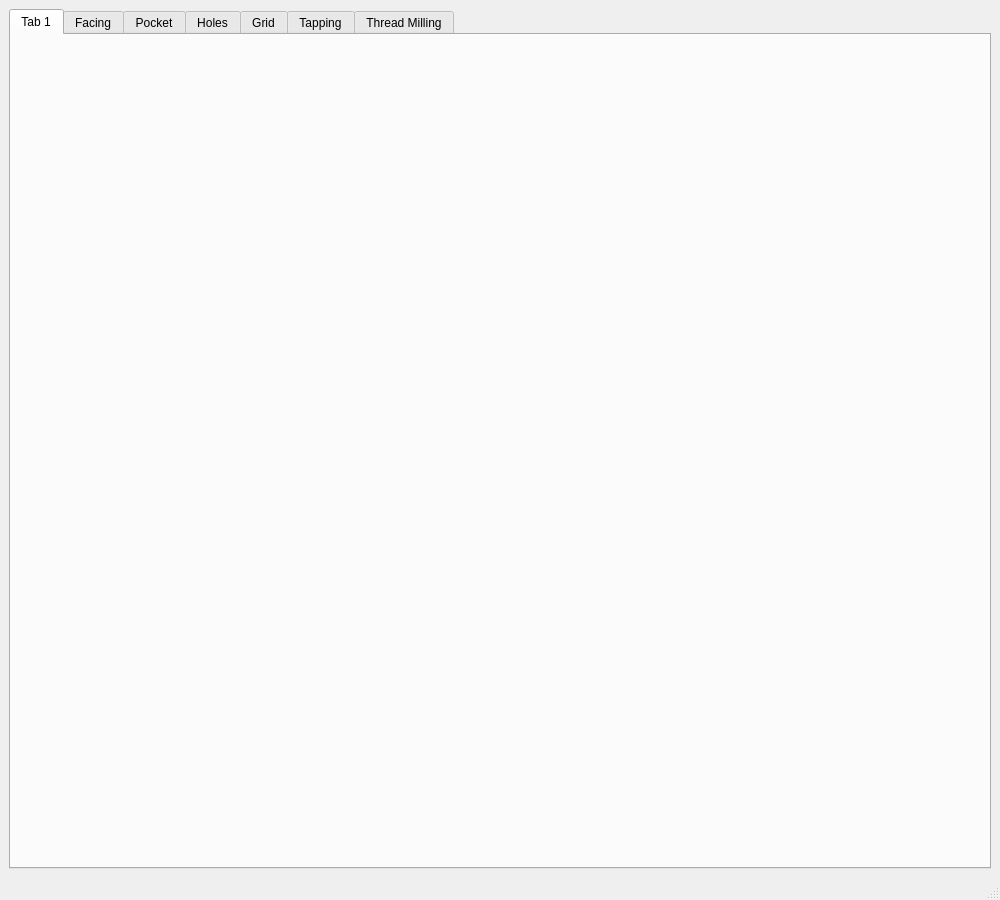
This is gcode/src/gcode.ui in jethornton/gcode as Qt 5 draws it before an edit. The edited form follows.
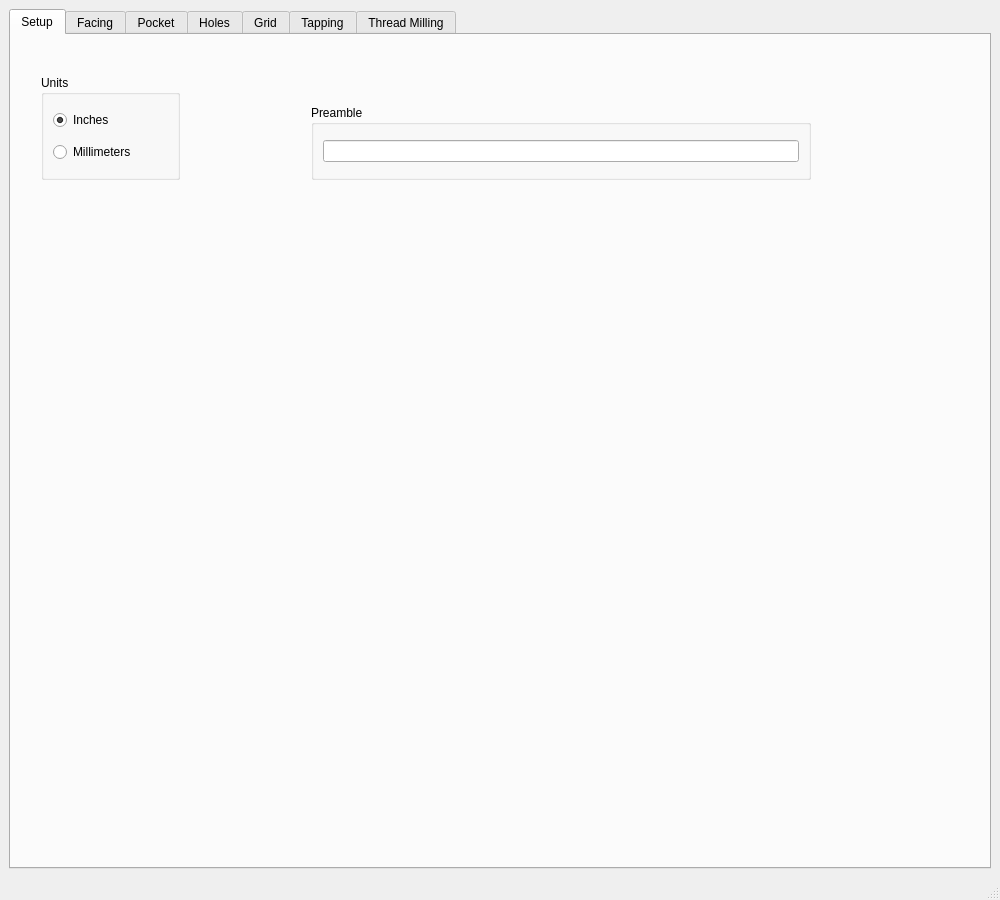
This is the edited form.

Diff of the .ui file:
```diff
--- a/gcode/src/gcode.ui
+++ b/gcode/src/gcode.ui
@@ -34,8 +34,76 @@
       </property>
       <widget class="QWidget" name="tab">
        <attribute name="title">
-        <string>Tab 1</string>
+        <string>Setup</string>
        </attribute>
+       <widget class="QGroupBox" name="unitsGB">
+        <property name="geometry">
+         <rect>
+          <x>30</x>
+          <y>40</y>
+          <width>139</width>
+          <height>105</height>
+         </rect>
+        </property>
+        <property name="title">
+         <string>Units</string>
+        </property>
+        <layout class="QGridLayout" name="gridLayout_10">
+         <item row="0" column="0">
+          <widget class="QRadioButton" name="inchRB">
+           <property name="text">
+            <string>Inches</string>
+           </property>
+           <property name="checked">
+            <bool>true</bool>
+           </property>
+           <property name="units" stdset="0">
+            <string>G20</string>
+           </property>
+           <attribute name="buttonGroup">
+            <string notr="true">unitsBG</string>
+           </attribute>
+          </widget>
+         </item>
+         <item row="1" column="0">
+          <widget class="QRadioButton" name="mmRB">
+           <property name="text">
+            <string>Millimeters</string>
+           </property>
+           <property name="units" stdset="0">
+            <string>G21</string>
+           </property>
+           <attribute name="buttonGroup">
+            <string notr="true">unitsBG</string>
+           </attribute>
+          </widget>
+         </item>
+        </layout>
+       </widget>
+       <widget class="QGroupBox" name="groupBox_8">
+        <property name="geometry">
+         <rect>
+          <x>300</x>
+          <y>70</y>
+          <width>500</width>
+          <height>75</height>
+         </rect>
+        </property>
+        <property name="minimumSize">
+         <size>
+          <width>500</width>
+          <height>0</height>
+         </size>
+        </property>
+        <property name="title">
+         <string>Preamble</string>
+        </property>
+        <layout class="QGridLayout" name="gridLayout_11">
+         <item row="0" column="0">
+          <widget class="QLineEdit" name="lineEdit"/>
+         </item>
+        </layout>
+       </widget>
       </widget>
       <widget class="QWidget" name="tab_2">
        <attribute name="title">
```
Left out of the diff: 16 changed lines with no effect on the pictures.
